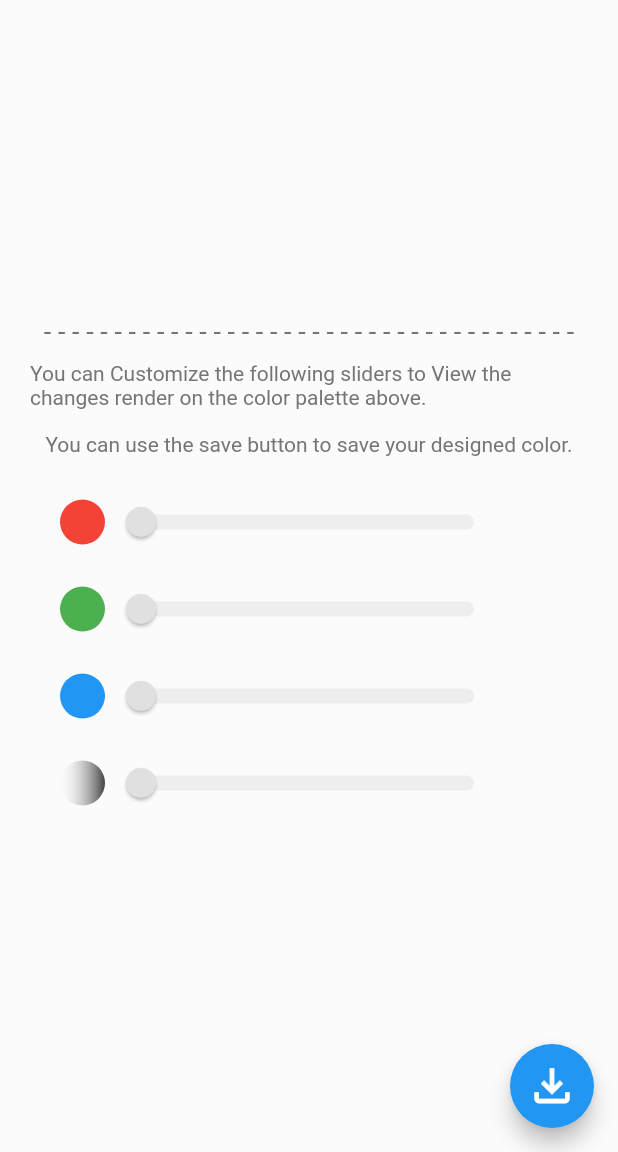
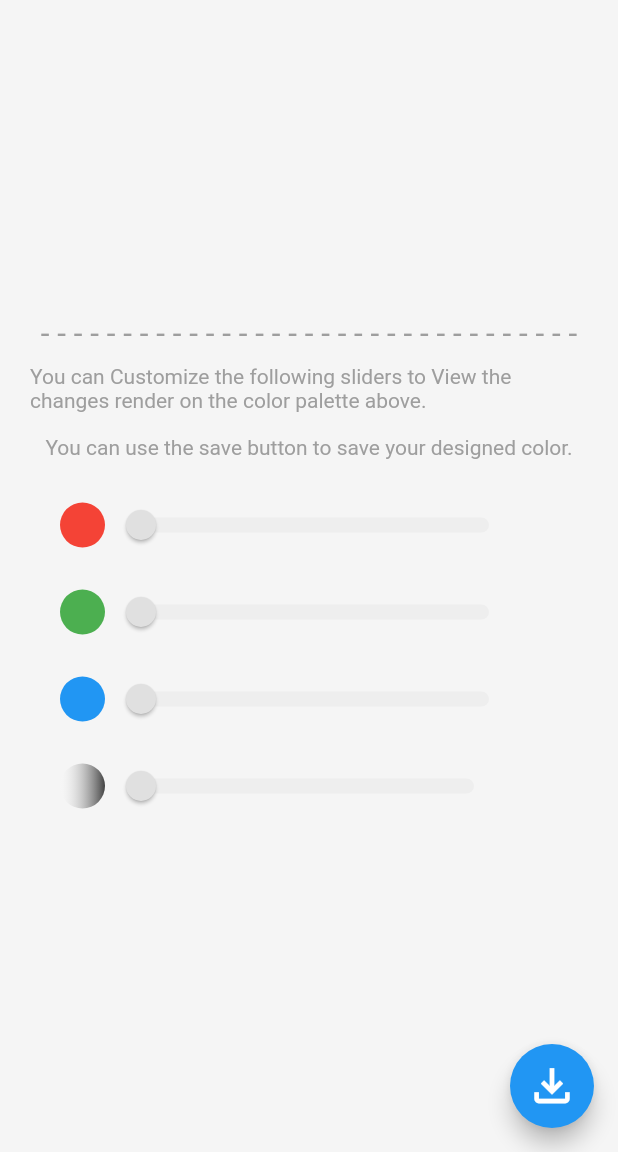
Before and after one commit to Hassanulhaq52/Color-Design-App, a Flutter app: the screen it shows after launch, on a phone screen of 412 x 824 dp, the part 84-1236 px from its top. Run offline on Flutter 3.47's test engine with Material 2 defaults, Android fonts, the phone set to English and light mode, and no system bars; our stand-ins replace bloc, flutter_bloc, shared_preferences.

Commit message:
Color Design App Completed.

```diff
--- a/lib/constants/constants.dart
+++ b/lib/constants/constants.dart
@@ -6,13 +6,22 @@ class Constants {
     fontSize: 23,
   );
 
+  static const TextStyle colorStyle = TextStyle(
+    color: Colors.grey,
+    fontSize: 12.0,
+    fontWeight: FontWeight.bold,
+  );
+
+  static TextStyle descriptionStyle = TextStyle(
+    color: Colors.grey.shade500,
+  );
+
   static BoxDecoration containerDecoration = BoxDecoration(
     color: Colors.grey.shade300,
     borderRadius: const BorderRadius.all(Radius.circular(10.0)),
   );
 
   static const InputDecoration taskFieldDecoration = InputDecoration(
-    hintText: 'Enter Your Notes',
     contentPadding: EdgeInsets.symmetric(vertical: 12.0, horizontal: 20.0),
     border: InputBorder.none,
     hintStyle: TextStyle(
--- a/lib/screens/color_picker_screen.dart
+++ b/lib/screens/color_picker_screen.dart
@@ -4,9 +4,7 @@ import 'package:flutter/material.dart';
 import 'package:flutter_bloc/flutter_bloc.dart';
 import 'package:color_design_app/widgets/slider_row.dart';
 import 'package:color_design_app/widgets/modal_bottom_sheet.dart';
-
 import '../constants/constants.dart';
-import '../model/color_design_model.dart';
 
 class ColorPickerScreen extends StatelessWidget {
   const ColorPickerScreen({Key? key}) : super(key: key);
@@ -18,6 +16,7 @@ class ColorPickerScreen extends StatelessWidget {
         final ColorDesignBloc colorDesignBloc = context.read<ColorDesignBloc>();
 
         return Scaffold(
+          backgroundColor: Colors.grey.shade100,
           floatingActionButton: FloatingActionButton(
             onPressed: () {
               showModalBottomSheet(
@@ -67,11 +66,7 @@ class ColorPickerScreen extends StatelessWidget {
               ),
             ],
           ),
-          body: Container(
-            color: Colors.white12,
-            width: MediaQuery.of(context).size.width,
-            height: MediaQuery.of(context).size.height,
-            child: SingleChildScrollView(
+          body: SingleChildScrollView(
             child: Column(
               children: [
                 Padding(
@@ -94,22 +89,19 @@ class ColorPickerScreen extends StatelessWidget {
                   height: 10,
                 ),
                 Text(
-                    '- - - - - - - - - - - - - - - - - - - - - - - - - - - - - - - - - - - - - -',
-                    style: TextStyle(
-                      fontSize: 18,
-                      color: Colors.grey.shade600,
+                  '- - - - - - - - - - - - - - - - - - - - - - - - - - - - - - - - -',
+                  style: Constants.descriptionStyle.copyWith(
+                    fontSize: 21,
                   ),
                 ),
                 const SizedBox(
-                    height: 10,
+                  height: 8,
                 ),
                 Padding(
                   padding: const EdgeInsets.symmetric(horizontal: 20),
                   child: Text(
                     'You can Customize the following sliders to View the changes render on the color palette above.',
-                      style: TextStyle(
-                        color: Colors.grey.shade600,
-                      ),
+                    style: Constants.descriptionStyle,
                   ),
                 ),
                 const SizedBox(
@@ -119,9 +111,7 @@ class ColorPickerScreen extends StatelessWidget {
                   padding: const EdgeInsets.symmetric(horizontal: 20),
                   child: Text(
                     'You can use the save button to save your designed color.',
-                      style: TextStyle(
-                        color: Colors.grey.shade600,
-                      ),
+                    style: Constants.descriptionStyle,
                   ),
                 ),
                 const SizedBox(
@@ -199,7 +189,6 @@ class ColorPickerScreen extends StatelessWidget {
               ],
             ),
           ),
-          ),
         );
       },
     );
--- a/lib/widgets/modal_bottom_sheet.dart
+++ b/lib/widgets/modal_bottom_sheet.dart
@@ -60,7 +60,6 @@ class ModalBottomSheet extends StatelessWidget {
                 child: ElevatedButton(
                   onPressed: () {
                     colorDesignBloc.add(OnPressedSave());
-                    print(ColorDesignModel().colorNotes);
                     if (state.colorName != null &&
                         state.colorName != '' &&
                         state.colorNotes != null &&
@@ -88,7 +87,7 @@ class ModalBottomSheet extends StatelessWidget {
                   ),
                 ),
               ),
-              SizedBox(height: 9,),
+              const SizedBox(height: 9,),
             ],
           ),
         );
--- a/lib/widgets/slider_row.dart
+++ b/lib/widgets/slider_row.dart
@@ -15,7 +15,7 @@ class SliderRow extends StatelessWidget {
   @override
   Widget build(BuildContext context) {
     return Padding(
-      padding: const EdgeInsets.only(left: 40, right: 20),
+      padding: const EdgeInsets.only(left: 40, right: 10),
       child: Row(
         children: [
           Container(
@@ -31,7 +31,7 @@ class SliderRow extends StatelessWidget {
               trackHeight: 10,
             ),
             child: SizedBox(
-              width: 270,
+              width: 280,
               child: Slider(
                 max: 255.0,
                 min: 0.0,
```
Also changed, not shown: lib/application/color_design_bloc.dart (+9 -8 lines), lib/model/color_design_model.dart (+0 -24 lines), lib/screens/saved_colors_screen.dart (+28 -58 lines). Lines whose indentation alone changed are shown as unchanged.
